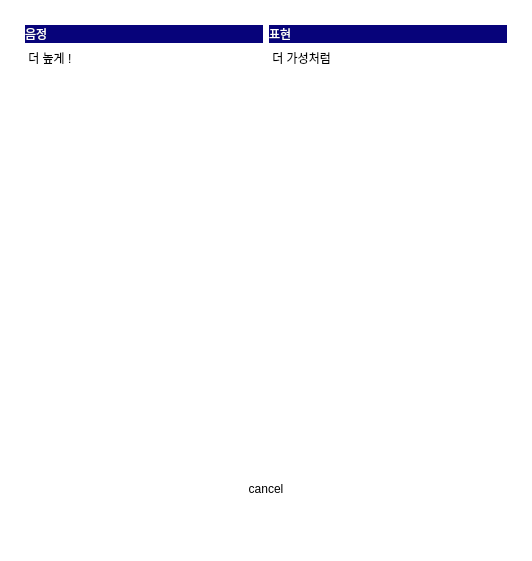
Qt form UI/uiFiles/Recording.ui (Hperigee/vocalMaximum) before a commit.
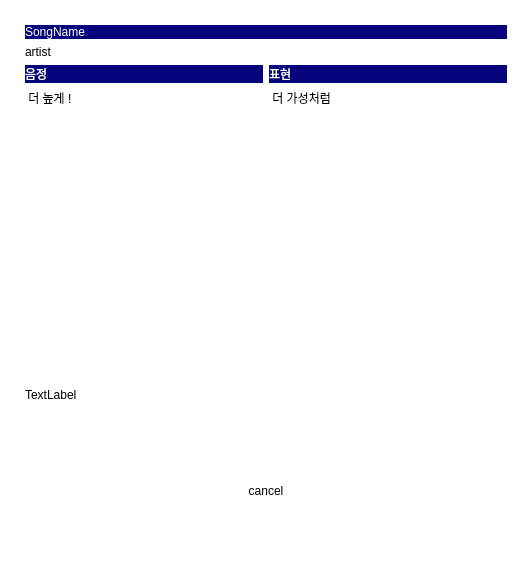
The same form after that commit. Icons and pictures are not drawn.

```diff
--- a/UI/uiFiles/Recording.ui
+++ b/UI/uiFiles/Recording.ui
@@ -33,47 +33,7 @@
     <layout class="QVBoxLayout" name="verticalLayout">
      <item>
       <layout class="QGridLayout" name="gridLayout">
-       <item row="0" column="0">
-        <widget class="QLabel" name="label_2">
-         <property name="sizePolicy">
-          <sizepolicy hsizetype="Preferred" vsizetype="Preferred">
-           <horstretch>0</horstretch>
-           <verstretch>4</verstretch>
-          </sizepolicy>
-         </property>
-         <property name="styleSheet">
-          <string notr="true">font:14pt &quot;Noto Sans KR medium&quot;;
-color:white;
-background-color:rgb(7, 3, 122);
-border-radius: 15px;
-align: center;</string>
-         </property>
-         <property name="text">
-          <string>음정</string>
-         </property>
-        </widget>
-       </item>
-       <item row="0" column="1">
-        <widget class="QLabel" name="label_3">
-         <property name="sizePolicy">
-          <sizepolicy hsizetype="Preferred" vsizetype="Preferred">
-           <horstretch>0</horstretch>
-           <verstretch>4</verstretch>
-          </sizepolicy>
-         </property>
-         <property name="styleSheet">
-          <string notr="true">font:14pt &quot;Noto Sans KR medium&quot;;
-color:white;
-background-color:rgb(7, 3, 122);
-border-radius: 15px;
-align: center;</string>
-         </property>
-         <property name="text">
-          <string>표현</string>
-         </property>
-        </widget>
-       </item>
-       <item row="1" column="1">
+       <item row="3" column="1">
         <widget class="QLabel" name="txt2">
          <property name="sizePolicy">
           <sizepolicy hsizetype="Preferred" vsizetype="Preferred">
@@ -93,7 +53,27 @@
          </property>
         </widget>
        </item>
-       <item row="1" column="0">
+       <item row="2" column="0">
+        <widget class="QLabel" name="label_2">
+         <property name="sizePolicy">
+          <sizepolicy hsizetype="Preferred" vsizetype="Preferred">
+           <horstretch>0</horstretch>
+           <verstretch>4</verstretch>
+          </sizepolicy>
+         </property>
+         <property name="styleSheet">
+          <string notr="true">font:14pt &quot;Noto Sans KR medium&quot;;
+color:white;
+background-color:rgb(7, 3, 122);
+border-radius: 15px;
+align: center;</string>
+         </property>
+         <property name="text">
+          <string>음정</string>
+         </property>
+        </widget>
+       </item>
+       <item row="3" column="0">
         <widget class="QLabel" name="txt1">
          <property name="sizePolicy">
           <sizepolicy hsizetype="Preferred" vsizetype="Preferred">
@@ -113,6 +93,66 @@
          </property>
         </widget>
        </item>
+       <item row="0" column="0" colspan="2">
+        <widget class="QLabel" name="SongName">
+         <property name="sizePolicy">
+          <sizepolicy hsizetype="Preferred" vsizetype="Preferred">
+           <horstretch>0</horstretch>
+           <verstretch>1</verstretch>
+          </sizepolicy>
+         </property>
+         <property name="styleSheet">
+          <string notr="true">font:11pt &quot;Noto Sans KR black&quot;;
+color:white;
+background-color:rgb(7, 3, 122);
+border-radius: 15px;
+align: center;</string>
+         </property>
+         <property name="text">
+          <string>SongName</string>
+         </property>
+        </widget>
+       </item>
+       <item row="2" column="1">
+        <widget class="QLabel" name="label_3">
+         <property name="sizePolicy">
+          <sizepolicy hsizetype="Preferred" vsizetype="Preferred">
+           <horstretch>0</horstretch>
+           <verstretch>4</verstretch>
+          </sizepolicy>
+         </property>
+         <property name="styleSheet">
+          <string notr="true">font:14pt &quot;Noto Sans KR medium&quot;;
+color:white;
+background-color:rgb(7, 3, 122);
+border-radius: 15px;
+align: center;</string>
+         </property>
+         <property name="text">
+          <string>표현</string>
+         </property>
+        </widget>
+       </item>
+       <item row="1" column="0" colspan="2">
+        <widget class="QLabel" name="Artist">
+         <property name="sizePolicy">
+          <sizepolicy hsizetype="Preferred" vsizetype="Preferred">
+           <horstretch>0</horstretch>
+           <verstretch>1</verstretch>
+          </sizepolicy>
+         </property>
+         <property name="styleSheet">
+          <string notr="true">font: 9pt &quot;Noto Sans KR medium&quot;;
+color:black;
+background-color: transparent;
+border-radius: 15px;
+text-align: center;</string>
+         </property>
+         <property name="text">
+          <string>artist</string>
+         </property>
+        </widget>
+       </item>
       </layout>
      </item>
      <item>
@@ -136,7 +176,7 @@
        <property name="sizePolicy">
         <sizepolicy hsizetype="Minimum" vsizetype="Minimum">
          <horstretch>1</horstretch>
-         <verstretch>6</verstretch>
+         <verstretch>4</verstretch>
         </sizepolicy>
        </property>
        <property name="maximumSize">
@@ -164,18 +204,20 @@
       </widget>
      </item>
      <item>
-      <widget class="QGroupBox" name="groupBox">
+      <widget class="QLabel" name="Timer">
        <property name="sizePolicy">
         <sizepolicy hsizetype="Preferred" vsizetype="Preferred">
-         <horstretch>2</horstretch>
-         <verstretch>1</verstretch>
+         <horstretch>0</horstretch>
+         <verstretch>2</verstretch>
         </sizepolicy>
        </property>
        <property name="styleSheet">
-        <string notr="true">border: none;</string>
+        <string notr="true">background-color:transparent;
+						font: 15pt &quot;Noto Sans KR black&quot;;
+						color: black;</string>
        </property>
-       <property name="title">
-        <string/>
+       <property name="text">
+        <string>TextLabel</string>
        </property>
       </widget>
      </item>
```
